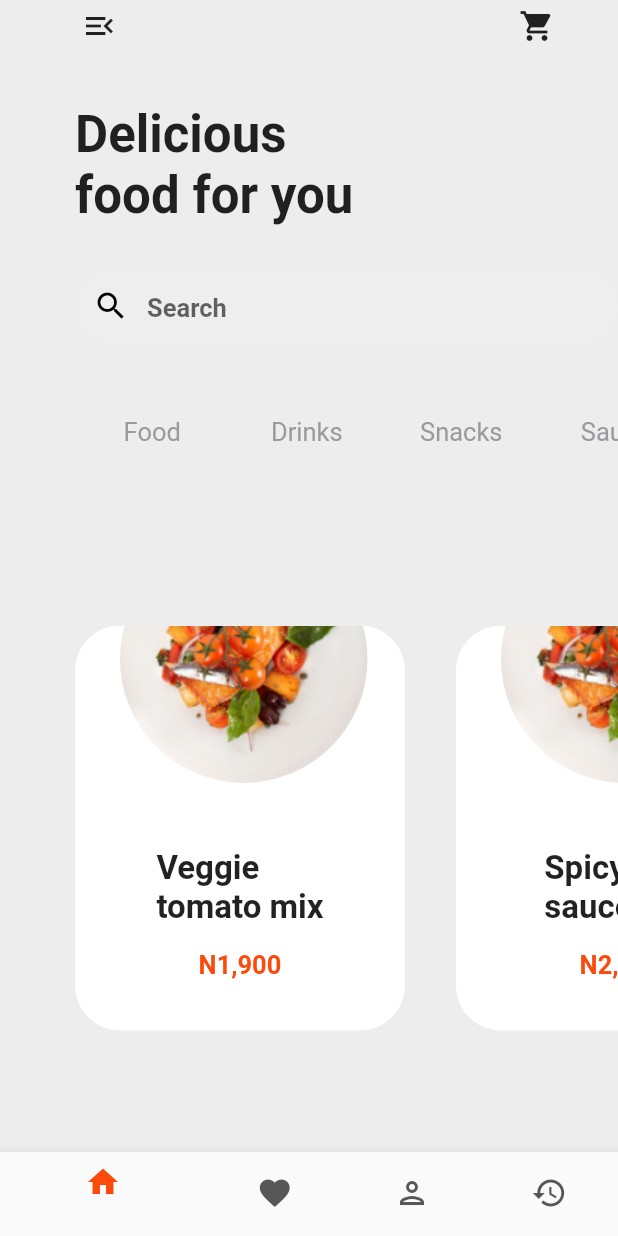
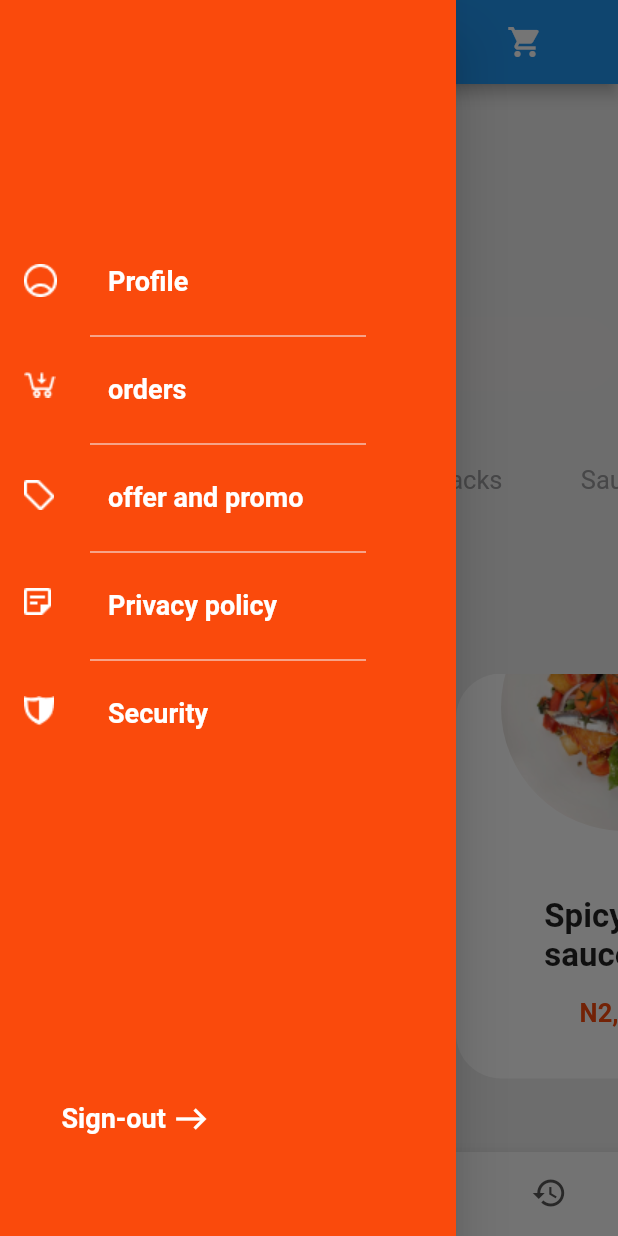
Before and after one commit to Dev-Tonia/foodie_ui, a Flutter app: the HomeScreen screen opened directly, with the side drawer open (before the commit the screen has no drawer), on a phone screen of 412 x 824 dp. Run offline on Flutter 3.47's test engine with Material 2 defaults, Android fonts, the phone set to English and light mode, and no system bars; our stand-ins replace flutter_slidable; missing offline and left inert: dart:ffi; Roboto replaces fonts that are missing (SF Pro Rounded).

Commit message:
added the navigation drawer

```diff
--- a/lib/main.dart
+++ b/lib/main.dart
@@ -1,5 +1,5 @@
 import 'package:flutter/material.dart';
-import 'package:foodie/screens/cart_screen.dart';
+import 'screens/home_screen.dart';
 
 void main() {
   runApp(const MyApp());
@@ -12,7 +12,7 @@ class MyApp extends StatelessWidget {
   @override
   Widget build(BuildContext context) {
     return const MaterialApp(
-      home: CartScreen(),
+      home: HomeScreen(),
     );
   }
 }
--- a/lib/screens/home_screen.dart
+++ b/lib/screens/home_screen.dart
@@ -1,6 +1,7 @@
 import 'package:flutter/material.dart';
 import 'package:foodie/components/colors.dart';
 import 'package:foodie/widgets/input_form.dart';
+import 'package:foodie/widgets/navigation_drawer.dart';
 import '../widgets/home_card.dart';
 import '../widgets/home_text.dart';
 
@@ -17,6 +18,17 @@ class _HomeScreenState extends State<HomeScreen> {
     var currentIndex = 0;
     return SafeArea(
       child: Scaffold(
+        drawer: const NavigationDrawer(),
+        appBar: AppBar(
+          actions: const [
+            Padding(
+              padding: EdgeInsets.only(right: 50),
+              child: Icon(
+                Icons.shopping_cart,
+              ),
+            ),
+          ],
+        ),
         backgroundColor: AppColors.screenColor,
         body: Container(
           padding: const EdgeInsets.only(left: 50),
@@ -32,14 +44,7 @@ class _HomeScreenState extends State<HomeScreen> {
                 ),
                 child: Row(
                   mainAxisAlignment: MainAxisAlignment.spaceBetween,
-                  children: const [
-                    Icon(
-                      Icons.menu_open_outlined,
-                    ),
-                    Icon(
-                      Icons.shopping_cart,
-                    ),
-                  ],
+                  children: const [],
                 ),
               ),
               const Text(
--- /dev/null
+++ b/lib/widgets/drawer_list_tile.dart
@@ -0,0 +1,38 @@
+import 'package:flutter/material.dart';
+
+import '../components/constant.dart';
+
+class DrawerListTile extends StatelessWidget {
+  const DrawerListTile({
+    Key? key,
+    required this.onTap,
+    required this.title,
+    required this.imageUrl,
+  }) : super(key: key);
+  final Function() onTap;
+  final String title;
+  final String imageUrl;
+  static Padding drawerItemDivider() {
+    return const Padding(
+      padding: EdgeInsets.only(left: 60.0, right: 60),
+      child: Divider(
+        color: Color(0xffF4F4F8),
+        thickness: 0.7,
+      ),
+    );
+  }
+
+  @override
+  Widget build(BuildContext context) {
+    return GestureDetector(
+      onTap: onTap,
+      child: ListTile(
+        leading: Image.asset(imageUrl),
+        title: Text(
+          title,
+          style: AppConstant.textStyle(color: Colors.white),
+        ),
+      ),
+    );
+  }
+}
--- /dev/null
+++ b/lib/widgets/navigation_drawer.dart
@@ -0,0 +1,72 @@
+import 'package:flutter/material.dart';
+import 'package:foodie/components/constant.dart';
+
+import '../components/colors.dart';
+import 'drawer_list_tile.dart';
+
+class NavigationDrawer extends StatelessWidget {
+  const NavigationDrawer({Key? key}) : super(key: key);
+
+  @override
+  Widget build(BuildContext context) {
+    return Drawer(
+      child: Container(
+        padding: const EdgeInsets.only(top: 160),
+        color: AppColors.primaryColor,
+        child: ListView(
+          children: [
+            DrawerListTile(
+              imageUrl: 'assets/images/Vector (3).png',
+              title: 'Profile',
+              onTap: () {},
+            ),
+            DrawerListTile.drawerItemDivider(),
+            DrawerListTile(
+              imageUrl: 'assets/images/Vector (4).png',
+              title: 'orders',
+              onTap: () {},
+            ),
+            DrawerListTile.drawerItemDivider(),
+            DrawerListTile(
+              imageUrl: 'assets/images/Vector (5).png',
+              title: 'offer and promo',
+              onTap: () {},
+            ),
+            DrawerListTile.drawerItemDivider(),
+            DrawerListTile(
+              imageUrl: 'assets/images/Vector (6).png',
+              title: 'Privacy policy',
+              onTap: () {},
+            ),
+            DrawerListTile.drawerItemDivider(),
+            DrawerListTile(
+              imageUrl: 'assets/images/Vector (7).png',
+              title: 'Security',
+              onTap: () {},
+            ),
+            AppConstant.searchScreenSpacer(height: 150),
+            Padding(
+              padding: const EdgeInsets.only(top: 80, left: 41),
+              child: GestureDetector(
+                onTap: () {},
+                child: Row(
+                  children: [
+                    Text(
+                      'Sign-out',
+                      style: AppConstant.textStyle(color: Colors.white),
+                    ),
+                    AppConstant.searchScreenSpacer(width: 5),
+                    const Icon(
+                      Icons.east,
+                      color: Colors.white,
+                    )
+                  ],
+                ),
+              ),
+            ),
+          ],
+        ),
+      ),
+    );
+  }
+}
```
Also changed, not shown: assets/images/Vector (3).png (added), assets/images/Vector (4).png (added), assets/images/Vector (5).png (added), assets/images/Vector (6).png (added), assets/images/Vector (7).png (added), assets/images/Vector (8).png (added).
